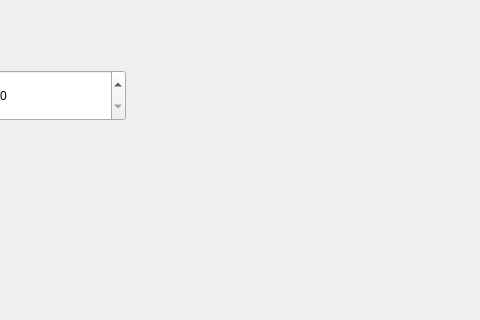
mennovf/perfect-pitch, file mainwindow.ui: the form before one commit; both pictures show x 105 to 585 and y 0 to 320 of the 1110 by 615 pixel window.
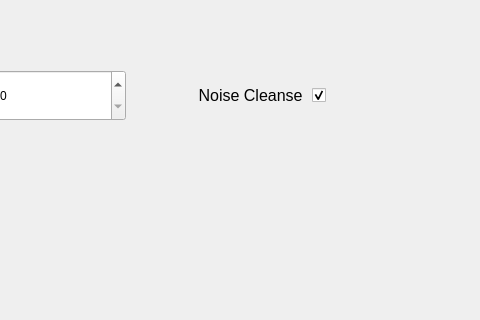
The form after the commit.

```diff
--- a/mainwindow.ui
+++ b/mainwindow.ui
@@ -70,6 +70,30 @@
      <number>12</number>
     </property>
    </widget>
+   <widget class="QCheckBox" name="noise">
+    <property name="geometry">
+     <rect>
+      <x>260</x>
+      <y>70</y>
+      <width>171</width>
+      <height>51</height>
+     </rect>
+    </property>
+    <property name="font">
+     <font>
+      <pointsize>12</pointsize>
+     </font>
+    </property>
+    <property name="layoutDirection">
+     <enum>Qt::RightToLeft</enum>
+    </property>
+    <property name="text">
+     <string>Noise Cleanse </string>
+    </property>
+    <property name="checked">
+     <bool>true</bool>
+    </property>
+   </widget>
   </widget>
   <widget class="QStatusBar" name="statusbar"/>
  </widget>
```
